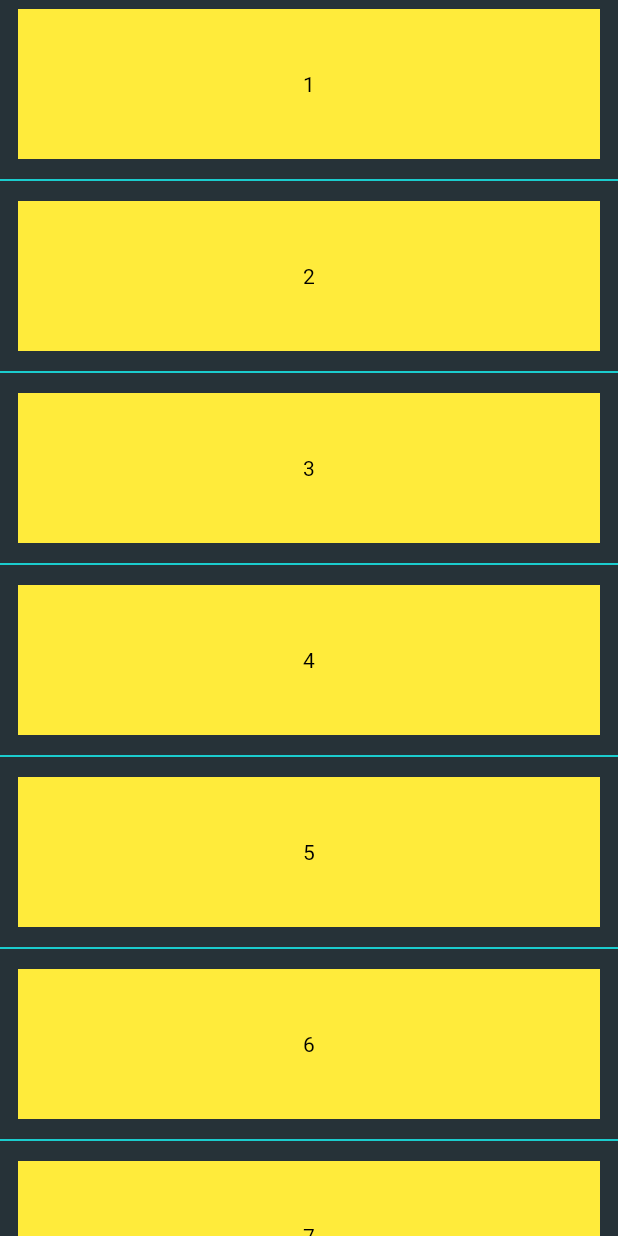
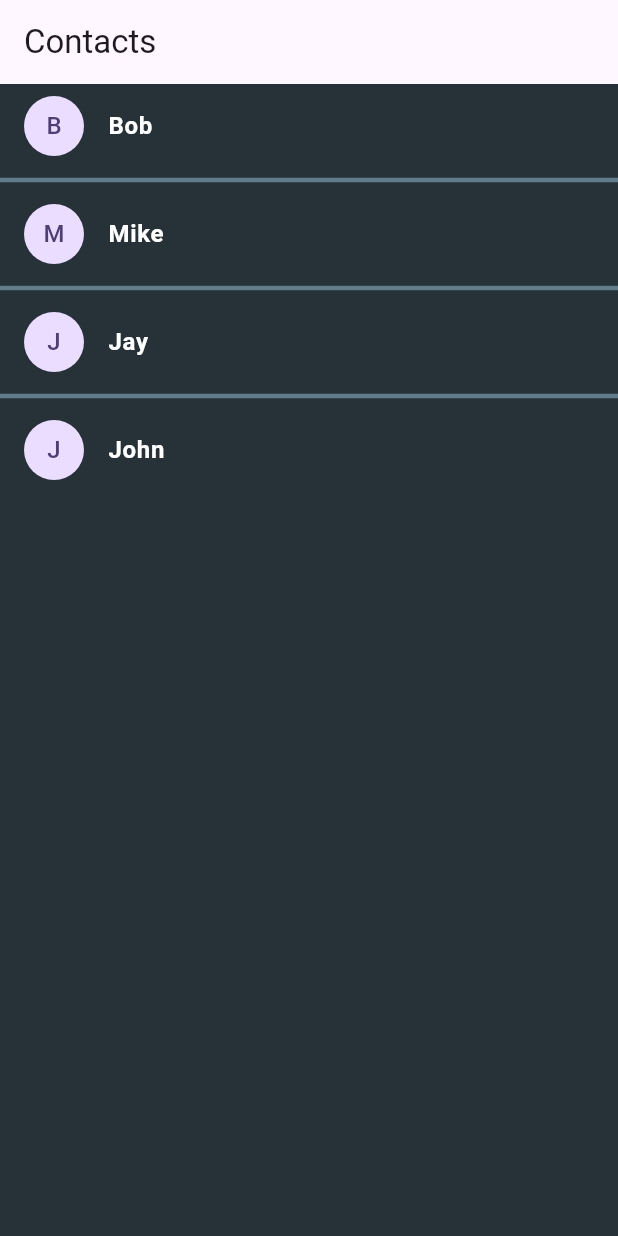
Before and after one commit to Developerdavido/flutter_tutorials, a Flutter app: the SeperatedListview screen opened directly, on a phone screen of 412 x 824 dp. Run offline on Flutter 3.47's test engine with Material 3 defaults, Android fonts, the light colour scheme and no system bars.

Commit message:
done adding contact list

```diff
--- a/lib/features/common_widgets/seperated_listview.dart
+++ b/lib/features/common_widgets/seperated_listview.dart
@@ -1,27 +1,66 @@
 import 'package:flutter/material.dart';
+
+List contacts = ['Bob', 'Mike', 'Jay', 'John'];
 
 class SeperatedListview extends StatelessWidget {
   const SeperatedListview({super.key});
-
   @override
   Widget build(BuildContext context) {
     return Scaffold(
       backgroundColor: Colors.blueGrey[900],
-      body: ListView.separated(
-        itemBuilder: (context, index) {
-          return Container(
-            margin: EdgeInsets.symmetric(horizontal: 12, vertical: 6),
-            alignment: Alignment.center,
-            height: 100,
-            width: double.infinity,
-            color: Colors.yellow,
-            child: Text("${index + 1}", style: TextStyle(color: Colors.black)),
-          );
-        },
-        separatorBuilder: (context, seperatorIndex) {
-          return Divider(color: Colors.cyanAccent);
-        },
-        itemCount: 200,
+      // body: ListView.separated(
+      //   itemBuilder: (context, index) {
+      //     return Container(
+      //       margin: EdgeInsets.symmetric(horizontal: 12, vertical: 6),
+      //       alignment: Alignment.center,
+      //       height: 100,
+      //       width: double.infinity,
+      //       color: Colors.yellow,
+      //       child: Text("${index + 1}", style: TextStyle(color: Colors.black)),
+      //     );
+      //   },
+      //   separatorBuilder: (context, separatorIndex) {
+      //     return Divider(color: Colors.cyanAccent);
+      //   },
+      //   itemCount: 200,
+      // ),
+      appBar: AppBar(title: Text('Contacts')),
+      body: Builder(
+        builder:
+            (context) => ListView.separated(
+              itemCount: contacts.length,
+              itemBuilder: (context, index) {
+                return ListTile(
+                  leading: CircleAvatar(child: Text(contacts[index][0]),),
+                  title: Text(
+                    contacts[index],
+                    style: TextStyle(
+                      color: Colors.white,
+                      fontWeight: FontWeight.bold,
+                      fontSize: 16,
+                    ),
+                  ),
+                  onTap: () {
+                    ScaffoldMessenger.of(context).showSnackBar(
+                      SnackBar(
+                        content: Text(
+                          'Tapped at index $index',
+                          style: TextStyle(
+                            color: Colors.blueAccent,
+                            fontWeight: FontWeight.bold,
+                            fontSize: 14,
+                          ),
+                        ),
+                      ),
+                    );
+                  }
+                );
+              },
+              separatorBuilder: (context, index) {
+                return Divider(color: Colors.blueGrey, thickness: 3,);
+              },
+            ),
+
       ),
     );
   }
--- a/lib/main.dart
+++ b/lib/main.dart
@@ -35,7 +35,7 @@ class MyApp extends StatelessWidget {
         // tested with just a hot reload.
         colorScheme: ColorScheme.fromSeed(seedColor: Colors.deepPurple),
       ),
-      home: const ProfileCard(),
+      home: const SeperatedListview(),
     );
   }
 }
```
